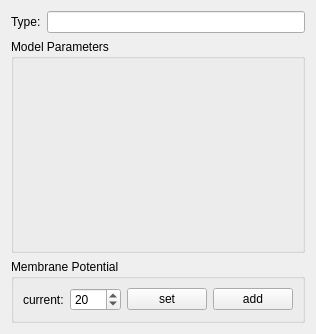
Qt form NeuroEdit/neuron_properties_widget.ui (lucksus/neuro_edit) before a commit.
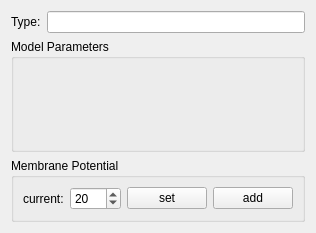
The same form after that commit.

```diff
--- a/NeuroEdit/neuron_properties_widget.ui
+++ b/NeuroEdit/neuron_properties_widget.ui
@@ -7,7 +7,7 @@
     <x>0</x>
     <y>0</y>
     <width>315</width>
-    <height>334</height>
+    <height>233</height>
    </rect>
   </property>
   <property name="windowTitle">
```
